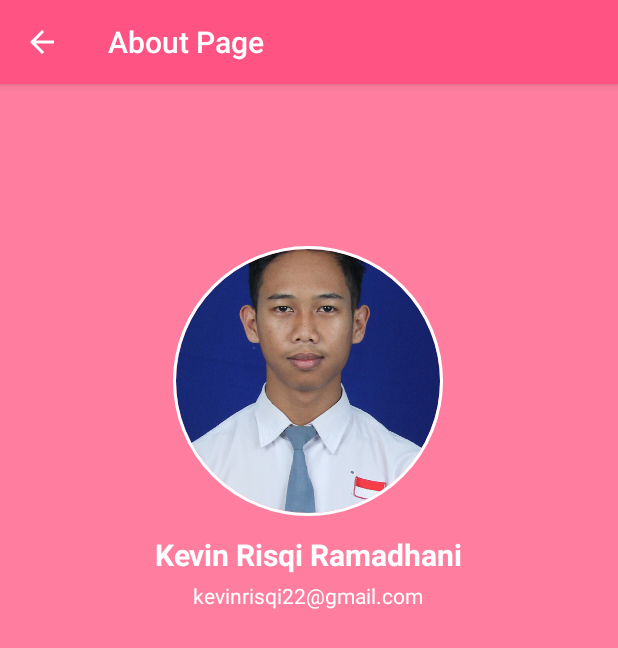
After one commit to kevinrisqi/BeginnerAndroid-SubmissionDicoding, an Android app: the AboutActivity screen opened directly, with no data from a screen before it, on a phone screen of 412 x 824 dp. The commit adds this screen. Shown: the top 648 px of the screen. Run offline under Robolectric (Android 15) with nearby library versions, the phone set to English and light mode, and no system bars; our stand-ins replace CircleImageView.

Commit message:
Improve in about activity

```diff
--- a/app/src/main/AndroidManifest.xml
+++ b/app/src/main/AndroidManifest.xml
@@ -9,7 +9,8 @@
         android:roundIcon="@mipmap/ic_launcher_round"
         android:supportsRtl="true"
         android:theme="@style/AppTheme">
-        <activity android:name=".ContentActivity"></activity>
+        <activity android:name=".activities.AboutActivity"></activity>
+        <activity android:name=".activities.ContentActivity" />
         <activity android:name=".MainActivity">
             <intent-filter>
                 <action android:name="android.intent.action.MAIN" />
--- a/app/src/main/java/com/zenai/submissiondicoding/MainActivity.java
+++ b/app/src/main/java/com/zenai/submissiondicoding/MainActivity.java
@@ -10,6 +10,8 @@ import android.view.Menu;
 import android.view.MenuItem;
 import android.widget.Toast;
 
+import com.zenai.submissiondicoding.activities.AboutActivity;
+import com.zenai.submissiondicoding.activities.ContentActivity;
 import com.zenai.submissiondicoding.adapter.ListCourseAdapter;
 import com.zenai.submissiondicoding.model.Course;
 import com.zenai.submissiondicoding.model.CourseData;
@@ -43,7 +45,9 @@ public class MainActivity extends AppCompatActivity {
     public boolean onOptionsItemSelected(MenuItem item){
         switch (item.getItemId()){
             case R.id.about_menu:
-                Toast.makeText(this, "About Menu", Toast.LENGTH_SHORT).show();
+//                Toast.makeText(this, "About Menu", Toast.LENGTH_SHORT).show();
+                Intent intent = new Intent(this, AboutActivity.class);
+                startActivity(intent);
                 return true;
             default:
                 return super.onOptionsItemSelected(item);
@@ -72,7 +76,7 @@ public class MainActivity extends AppCompatActivity {
         String explanation = course.getExplanation();
         int photo = course.getPhoto();
 
-        Intent intent = new Intent(this,ContentActivity.class);
+        Intent intent = new Intent(this, ContentActivity.class);
         Bundle bundle = new Bundle();
         bundle.putString("NAME_KEY",name);
         bundle.putString("CATEGORY_KEY",category);
--- /dev/null
+++ b/app/src/main/java/com/zenai/submissiondicoding/activities/AboutActivity.java
@@ -0,0 +1,34 @@
+package com.zenai.submissiondicoding.activities;
+
+import androidx.appcompat.app.AppCompatActivity;
+
+import android.app.ActionBar;
+import android.os.Bundle;
+
+import com.zenai.submissiondicoding.R;
+
+public class AboutActivity extends AppCompatActivity {
+
+    private String title = "About Page";
+
+    @Override
+    protected void onCreate(Bundle savedInstanceState) {
+        super.onCreate(savedInstanceState);
+        setContentView(R.layout.activity_about);
+
+        getSupportActionBar().setDisplayHomeAsUpEnabled(true);
+
+        getSupportActionBar().setTitle(title);
+    }
+
+    @Override
+    public boolean onSupportNavigateUp() {
+        onBackPressed();
+        return true;
+    }
+
+    @Override
+    public void onBackPressed() {
+        super.onBackPressed();
+    }
+}
--- a/app/src/main/java/com/zenai/submissiondicoding/ContentActivity.java
+++ b/app/src/main/java/com/zenai/submissiondicoding/activities/ContentActivity.java
@@ -1,4 +1,4 @@
-package com.zenai.submissiondicoding;
+package com.zenai.submissiondicoding.activities;
 
 import androidx.appcompat.app.AppCompatActivity;
 
@@ -8,6 +8,7 @@ import android.widget.TextView;
 
 import com.bumptech.glide.Glide;
 import com.google.android.material.appbar.CollapsingToolbarLayout;
+import com.zenai.submissiondicoding.R;
 
 public class ContentActivity extends AppCompatActivity {
 
--- /dev/null
+++ b/app/src/main/res/layout/activity_about.xml
@@ -0,0 +1,52 @@
+<?xml version="1.0" encoding="utf-8"?>
+<androidx.constraintlayout.widget.ConstraintLayout xmlns:android="http://schemas.android.com/apk/res/android"
+    xmlns:app="http://schemas.android.com/apk/res-auto"
+    xmlns:tools="http://schemas.android.com/tools"
+    android:layout_width="match_parent"
+    android:layout_height="match_parent"
+    android:background="#ff7ea0"
+    tools:context=".activities.AboutActivity">
+
+    <de.hdodenhof.circleimageview.CircleImageView
+        android:id="@+id/circleImageView"
+        android:layout_width="180dp"
+        android:layout_height="180dp"
+        android:layout_marginTop="108dp"
+        android:src="@drawable/kevin"
+        app:civ_border_color="#fff"
+        app:civ_border_width="2dp"
+        app:layout_constraintEnd_toEndOf="parent"
+        app:layout_constraintHorizontal_bias="0.497"
+        app:layout_constraintStart_toStartOf="parent"
+        app:layout_constraintTop_toTopOf="parent">
+
+    </de.hdodenhof.circleimageview.CircleImageView>
+
+    <TextView
+        android:id="@+id/tv_name"
+        android:layout_width="wrap_content"
+        android:layout_height="wrap_content"
+        android:layout_marginTop="12dp"
+        android:text="Kevin Risqi Ramadhani"
+        android:textColor="#fff"
+        android:textSize="20sp"
+        android:textStyle="bold"
+        app:layout_constraintEnd_toEndOf="parent"
+        app:layout_constraintStart_toStartOf="parent"
+        app:layout_constraintTop_toBottomOf="@+id/circleImageView" />
+
+    <TextView
+        android:id="@+id/tv_email"
+        android:layout_width="wrap_content"
+        android:layout_height="wrap_content"
+        android:layout_marginTop="4dp"
+        android:text="kevinrisqi22@gmail.com"
+        android:textColor="#FFFFFF"
+        android:textSize="14sp"
+        app:layout_constraintEnd_toEndOf="parent"
+        app:layout_constraintHorizontal_bias="0.498"
+        app:layout_constraintStart_toStartOf="parent"
+        app:layout_constraintTop_toBottomOf="@+id/tv_name" />
+
+
+</androidx.constraintlayout.widget.ConstraintLayout>
--- a/app/src/main/res/layout/activity_content.xml
+++ b/app/src/main/res/layout/activity_content.xml
@@ -5,7 +5,7 @@
     android:layout_width="match_parent"
     android:layout_height="match_parent"
     android:theme="@style/ThemeOverlay.AppCompat.Dark.ActionBar"
-    tools:context=".ContentActivity">
+    tools:context=".activities.ContentActivity">
 
     <com.google.android.material.appbar.AppBarLayout
         android:id="@+id/app_bar_layout"
```
Also changed, not shown: app/src/main/res/drawable/kevin.jpg (added).
